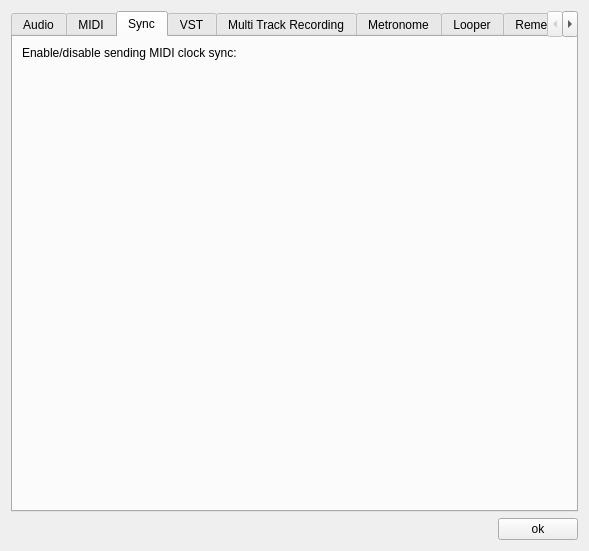
jacinside/JamtabaZap, file src/Common/gui/PreferencesDialog.ui: the form before one commit.
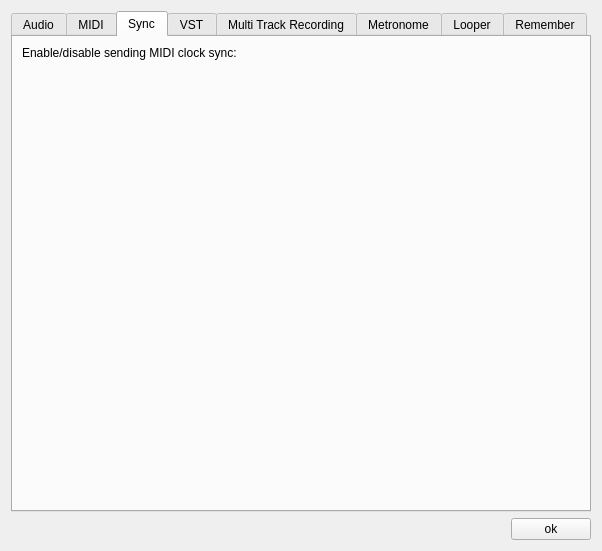
The form after the commit.

The edit to the form file:
```diff
--- a/src/Common/gui/PreferencesDialog.ui
+++ b/src/Common/gui/PreferencesDialog.ui
@@ -20,7 +20,7 @@
       <number>2</number>
      </property>
      <property name="usesScrollButtons">
-      <bool>true</bool>
+      <bool>false</bool>
      </property>
      <widget class="QWidget" name="tabAudio">
       <attribute name="title">
```
